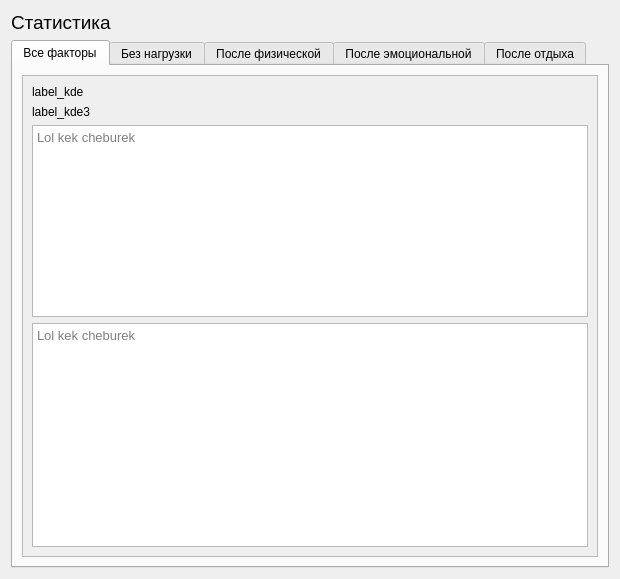
Qt form src/main/python/ui/frame_sample.ui (podkidyshev/health-weather_correlation) before a commit.
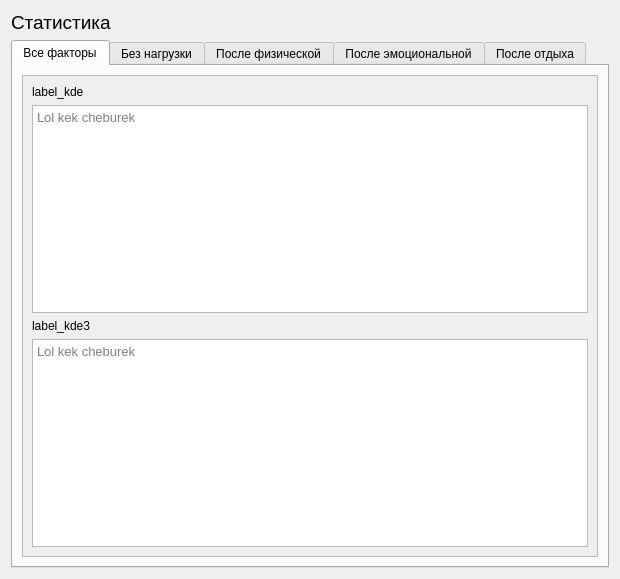
The same form after that commit.

Commit message: Finally made resizes of labels and qtextedit

What changed in the file:
```diff
--- a/src/main/python/ui/frame_sample.ui
+++ b/src/main/python/ui/frame_sample.ui
@@ -51,13 +51,16 @@
        <item>
         <widget class="QScrollArea" name="scrollArea">
          <property name="sizePolicy">
-          <sizepolicy hsizetype="Minimum" vsizetype="Expanding">
+          <sizepolicy hsizetype="Expanding" vsizetype="Expanding">
            <horstretch>0</horstretch>
            <verstretch>0</verstretch>
           </sizepolicy>
          </property>
          <property name="horizontalScrollBarPolicy">
-          <enum>Qt::ScrollBarAlwaysOff</enum>
+          <enum>Qt::ScrollBarAsNeeded</enum>
+         </property>
+         <property name="sizeAdjustPolicy">
+          <enum>QAbstractScrollArea::AdjustToContents</enum>
          </property>
          <property name="widgetResizable">
           <bool>true</bool>
@@ -88,34 +91,30 @@
              </property>
             </widget>
            </item>
-           <item>
-            <widget class="QLabel" name="label_kde3">
-             <property name="sizePolicy">
-              <sizepolicy hsizetype="Expanding" vsizetype="Maximum">
-               <horstretch>0</horstretch>
-               <verstretch>0</verstretch>
-              </sizepolicy>
-             </property>
-             <property name="text">
-              <string>label_kde3</string>
-             </property>
-            </widget>
-           </item>
            <item>
             <widget class="QTextEdit" name="text_main_1">
              <property name="sizePolicy">
-              <sizepolicy hsizetype="Expanding" vsizetype="Minimum">
+              <sizepolicy hsizetype="Expanding" vsizetype="Preferred">
                <horstretch>0</horstretch>
                <verstretch>0</verstretch>
               </sizepolicy>
              </property>
+             <property name="minimumSize">
+              <size>
+               <width>100</width>
+               <height>200</height>
+              </size>
+             </property>
              <property name="font">
               <font>
                <pointsize>10</pointsize>
               </font>
              </property>
              <property name="verticalScrollBarPolicy">
-              <enum>Qt::ScrollBarAsNeeded</enum>
+              <enum>Qt::ScrollBarAlwaysOff</enum>
+             </property>
+             <property name="horizontalScrollBarPolicy">
+              <enum>Qt::ScrollBarAlwaysOff</enum>
              </property>
              <property name="sizeAdjustPolicy">
               <enum>QAbstractScrollArea::AdjustIgnored</enum>
@@ -131,13 +130,44 @@
              </property>
             </widget>
            </item>
+           <item>
+            <widget class="QLabel" name="label_kde3">
+             <property name="sizePolicy">
+              <sizepolicy hsizetype="Expanding" vsizetype="Maximum">
+               <horstretch>0</horstretch>
+               <verstretch>0</verstretch>
+              </sizepolicy>
+             </property>
+             <property name="text">
+              <string>label_kde3</string>
+             </property>
+            </widget>
+           </item>
            <item>
             <widget class="QTextEdit" name="text_main_2">
+             <property name="sizePolicy">
+              <sizepolicy hsizetype="Expanding" vsizetype="Preferred">
+               <horstretch>0</horstretch>
+               <verstretch>0</verstretch>
+              </sizepolicy>
+             </property>
+             <property name="minimumSize">
+              <size>
+               <width>100</width>
+               <height>200</height>
+              </size>
+             </property>
              <property name="font">
               <font>
                <pointsize>10</pointsize>
               </font>
              </property>
+             <property name="verticalScrollBarPolicy">
+              <enum>Qt::ScrollBarAlwaysOff</enum>
+             </property>
+             <property name="horizontalScrollBarPolicy">
+              <enum>Qt::ScrollBarAlwaysOff</enum>
+             </property>
              <property name="readOnly">
               <bool>true</bool>
              </property>
```
The commit also changes 5 other files.
